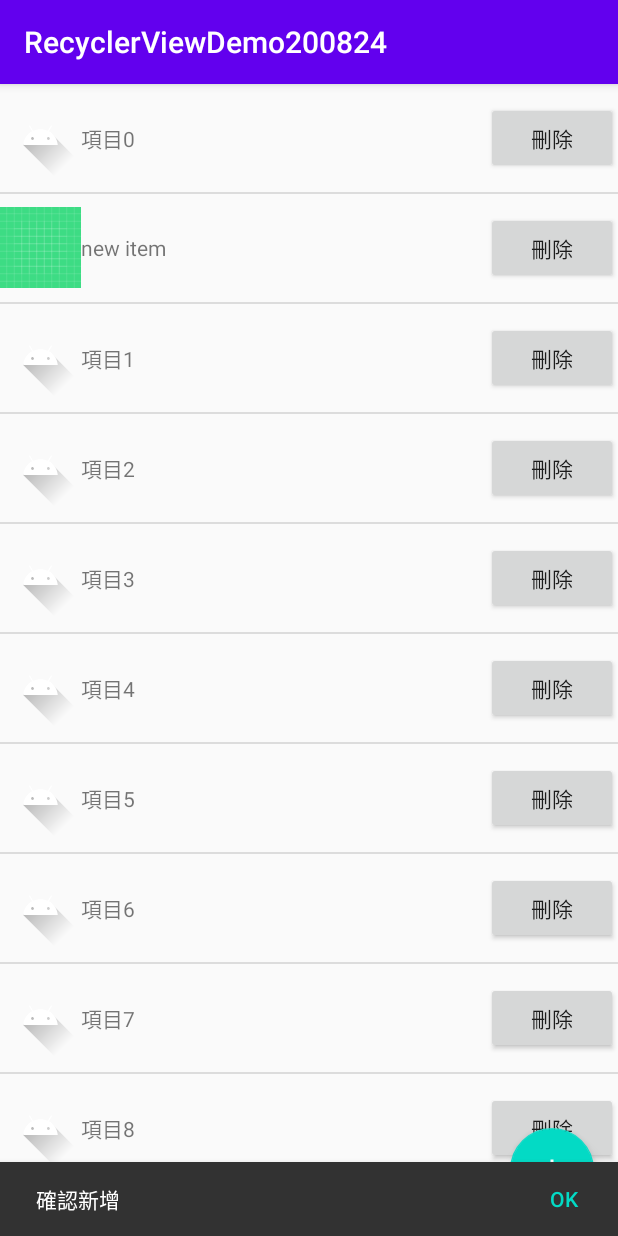
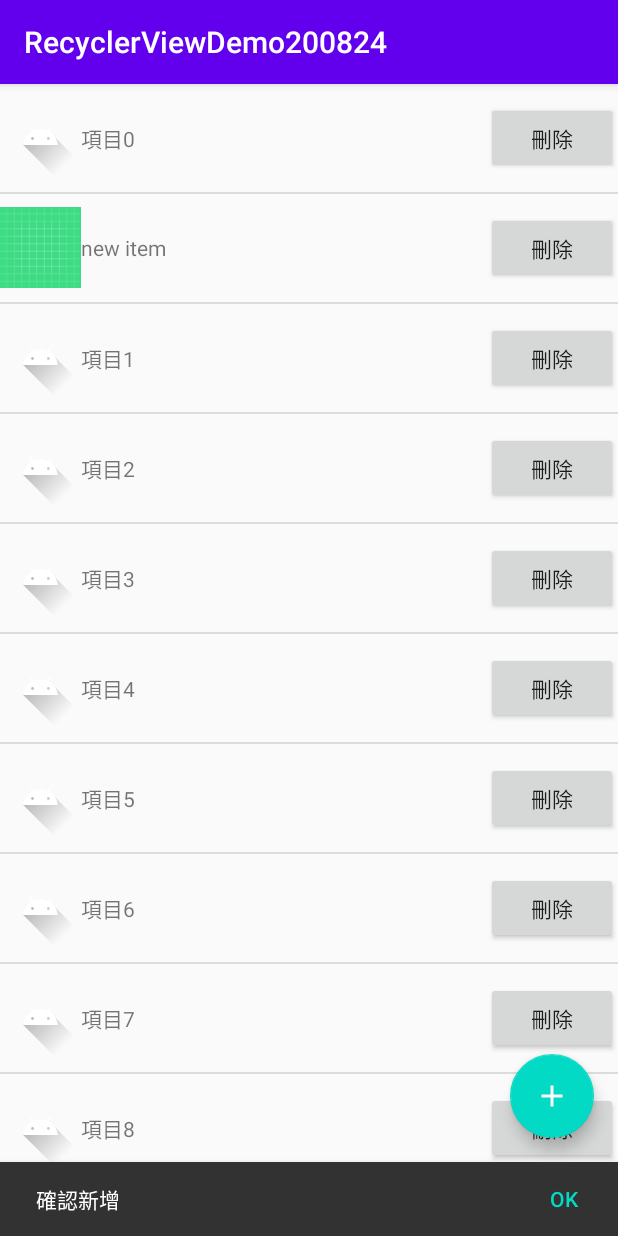
Before and after one commit to WebberLu/RecyclerViewDemo200824, an Android app: the screen it shows after launch (MainActivity), after a tap on an icon or button, on a phone screen of 412 x 824 dp. Run offline under Robolectric (Android 15) with nearby library versions, the phone set to English and light mode, and no system bars.

Commit message:
使用 androidx.coordinatorlayout.widget.CoordinatorLayout http://sarasarasa.net/post/4f03117d.html

```diff
--- a/app/src/main/res/layout/activity_main.xml
+++ b/app/src/main/res/layout/activity_main.xml
@@ -1,5 +1,5 @@
 <?xml version="1.0" encoding="utf-8"?>
-<androidx.constraintlayout.widget.ConstraintLayout xmlns:android="http://schemas.android.com/apk/res/android"
+<androidx.coordinatorlayout.widget.CoordinatorLayout xmlns:android="http://schemas.android.com/apk/res/android"
     xmlns:app="http://schemas.android.com/apk/res-auto"
     xmlns:tools="http://schemas.android.com/tools"
     android:id="@+id/mainLayout"
@@ -11,11 +11,10 @@
         android:id="@+id/btnAdd"
         android:layout_width="wrap_content"
         android:layout_height="wrap_content"
+        android:layout_gravity="end|bottom"
         android:layout_margin="16dp"
         android:src="@drawable/ic_add_btn"
         app:elevation="6dp"
-        app:layout_constraintBottom_toBottomOf="parent"
-        app:layout_constraintEnd_toEndOf="parent"
         app:pressedTranslationZ="12dp" />
 
 
@@ -34,4 +33,4 @@
         android:paddingBottom="72dp" />
 
 
-</androidx.constraintlayout.widget.ConstraintLayout>
+</androidx.coordinatorlayout.widget.CoordinatorLayout>
```
